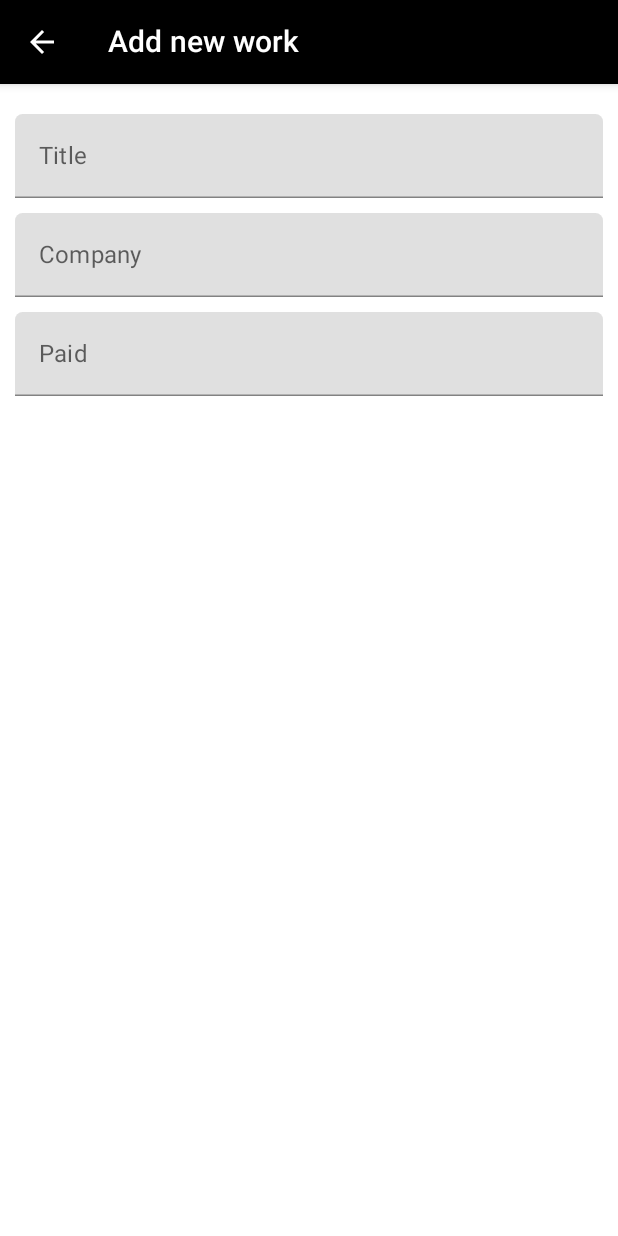
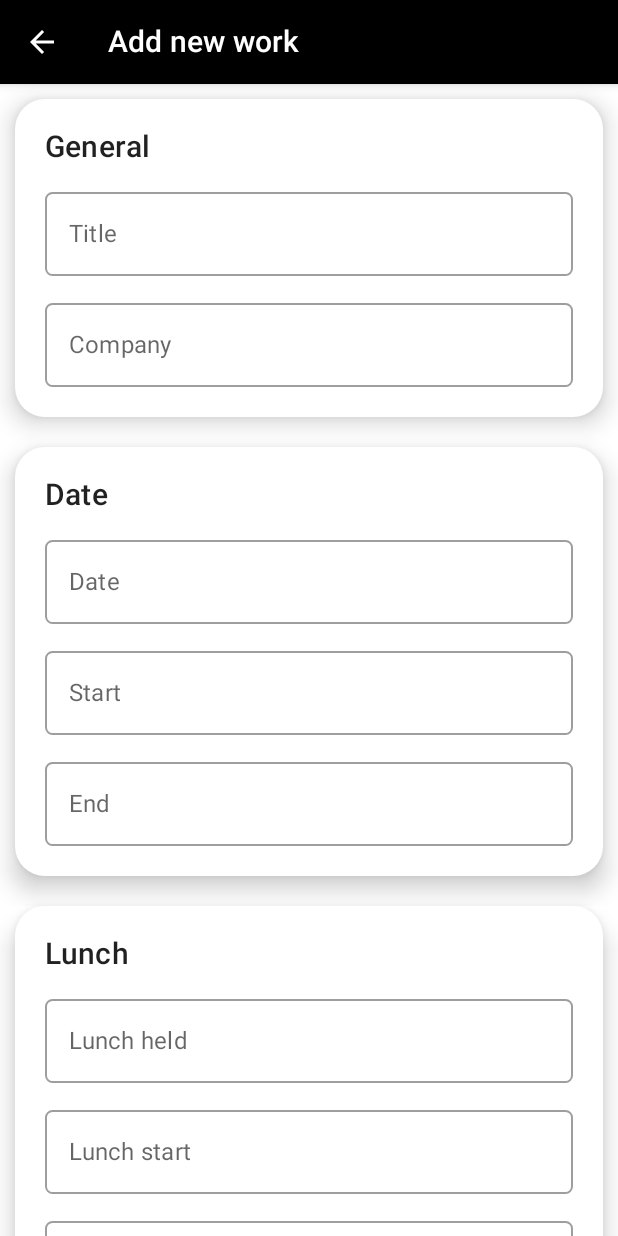
Before and after one commit to Nikditten/Worktracker_Android, an Android app built with Jetpack Compose: the AddView screen opened through its navigation route, on a phone screen of 412 x 824 dp. Run offline under Robolectric (Android 15) with nearby library versions, the phone set to English and light mode, and no system bars.

Commit message:
input - design

```diff
--- /dev/null
+++ b/app/src/main/java/dtu/amd/worktracker/Component/CustomTextField.kt
@@ -0,0 +1,29 @@
+package dtu.amd.worktracker.Component
+
+import androidx.compose.foundation.layout.fillMaxWidth
+import androidx.compose.foundation.layout.padding
+import androidx.compose.material.OutlinedTextField
+import androidx.compose.material.Text
+import androidx.compose.runtime.Composable
+import androidx.compose.ui.Modifier
+import androidx.compose.ui.unit.dp
+
+@Composable
+fun CustomTextField(
+    text: String,
+    label: String,
+    onChange: (String) -> Unit = {},
+) {
+    OutlinedTextField(
+        modifier = Modifier
+            .fillMaxWidth()
+            .padding(top = 10.dp),
+        value = text,
+        onValueChange = {
+            onChange(it)
+        },
+        label = {
+            Text(label)
+        },
+    )
+}
--- /dev/null
+++ b/app/src/main/java/dtu/amd/worktracker/Component/InputSection.kt
@@ -0,0 +1,36 @@
+package dtu.amd.worktracker.Component
+
+import androidx.compose.foundation.background
+import androidx.compose.foundation.layout.*
+import androidx.compose.foundation.shape.RoundedCornerShape
+import androidx.compose.material.Card
+import androidx.compose.material.MaterialTheme
+import androidx.compose.material.Text
+import androidx.compose.runtime.Composable
+import androidx.compose.ui.Modifier
+import androidx.compose.ui.unit.dp
+
+@Composable
+fun InputSection(
+    title: String,
+    content: @Composable () -> Unit,
+) {
+    Card(
+        modifier = Modifier
+            .padding(bottom = 20.dp)
+            .fillMaxWidth()
+            .background(MaterialTheme.colors.secondary),
+        elevation = 10.dp,
+        shape = RoundedCornerShape(20.dp),
+    ) {
+        Column(
+            modifier = Modifier.padding(20.dp)
+        ) {
+            Text(
+                title,
+                style = MaterialTheme.typography.h6,
+            )
+            content()
+        }
+    }
+}
--- a/app/src/main/java/dtu/amd/worktracker/View/AddView.kt
+++ b/app/src/main/java/dtu/amd/worktracker/View/AddView.kt
@@ -17,6 +17,8 @@ import androidx.compose.ui.tooling.preview.Preview
 import androidx.compose.ui.unit.dp
 import androidx.navigation.NavHostController
 import androidx.navigation.compose.rememberNavController
+import dtu.amd.worktracker.Component.CustomTextField
+import dtu.amd.worktracker.Component.InputSection
 import dtu.amd.worktracker.ui.theme.WorktrackerTheme
 import java.util.*
 
@@ -56,44 +58,38 @@ fun AddView(navController: NavHostController) {
                 .fillMaxSize()
                 .padding(10.dp)
         ) {
-            TextField(
-                value = title.value,
-                onValueChange = {
-                    title.value = it
-                },
-                label = {
-                    Text("Title")
-                },
-                modifier = Modifier
-                    .fillMaxWidth()
-                    .padding(top = 10.dp)
-            )
+            InputSection(title = "General") {
+                CustomTextField(text = title.value, label = "Title", onChange = { title.value = it })
 
-            TextField(
-                value = company.value,
-                onValueChange = {
-                    company.value = it
-                },
-                label = {
-                    Text("Company")
-                },
-                modifier = Modifier
-                    .fillMaxWidth()
-                    .padding(top = 10.dp)
-            )
+                CustomTextField(text = company.value, label = "Company", onChange = { company.value = it })
+            }
 
-            TextField(
-                value = paid.value,
-                onValueChange = {
-                    paid.value = it
-                },
-                label = {
-                    Text("Paid")
-                },
-                modifier = Modifier
-                    .fillMaxWidth()
-                    .padding(top = 10.dp)
-            )
+            InputSection(title = "Date") {
+
+                CustomTextField(text = date.value, label = "Date", onChange = { date.value = it })
+
+                CustomTextField(text = start.value, label = "Start", onChange = { start.value = it })
+
+                CustomTextField(text = end.value, label = "End", onChange = { end.value = it })
+
+            }
+
+            InputSection(title = "Lunch") {
+                CustomTextField(text = lunch_held.value, label = "Lunch held", onChange = { lunch_held.value = it })
+
+                CustomTextField(text = lunch_start.value, label = "Lunch start", onChange = { lunch_start.value = it })
+
+                CustomTextField(text = lunch_end.value, label = "Lunch end", onChange = { lunch_end.value = it })
+            }
+
+            InputSection(title = "Salary") {
+                CustomTextField(text = hourly_paid.value, label = "Hourly paid", onChange = { hourly_paid.value = it })
+
+                CustomTextField(text = paid.value, label = "Paid", onChange = { paid.value = it })
+
+                CustomTextField(text = salary_period_month.value, label = "Salary period month", onChange = { salary_period_month.value = it })
+            }
+
         }
     }
 }
```
